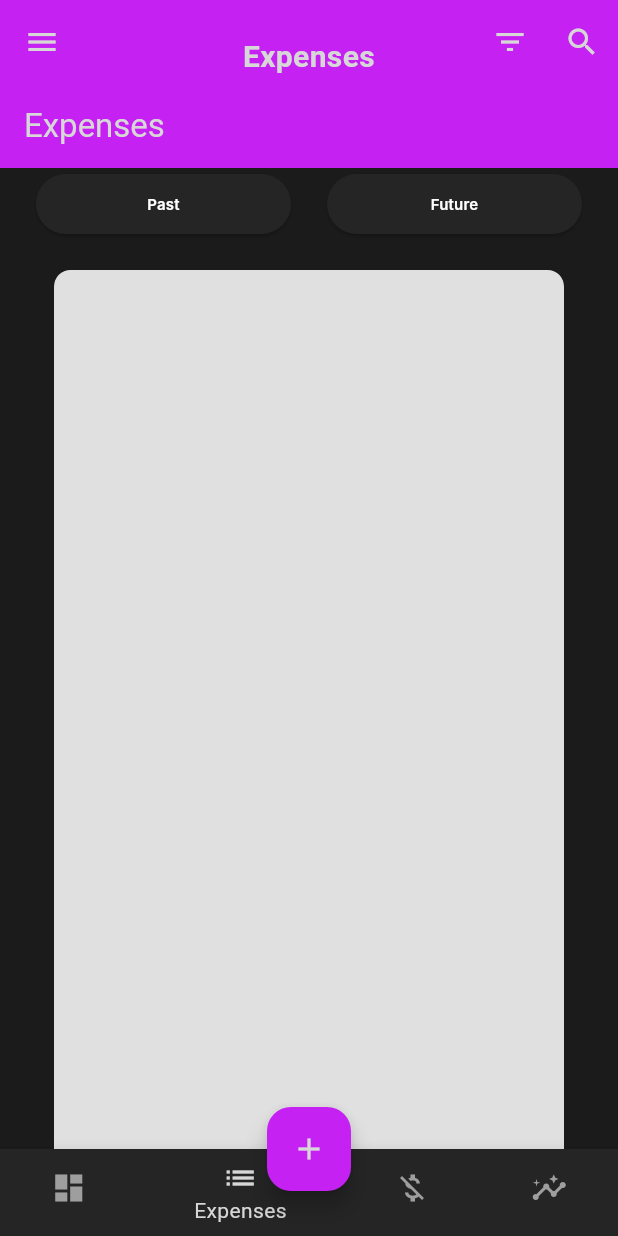
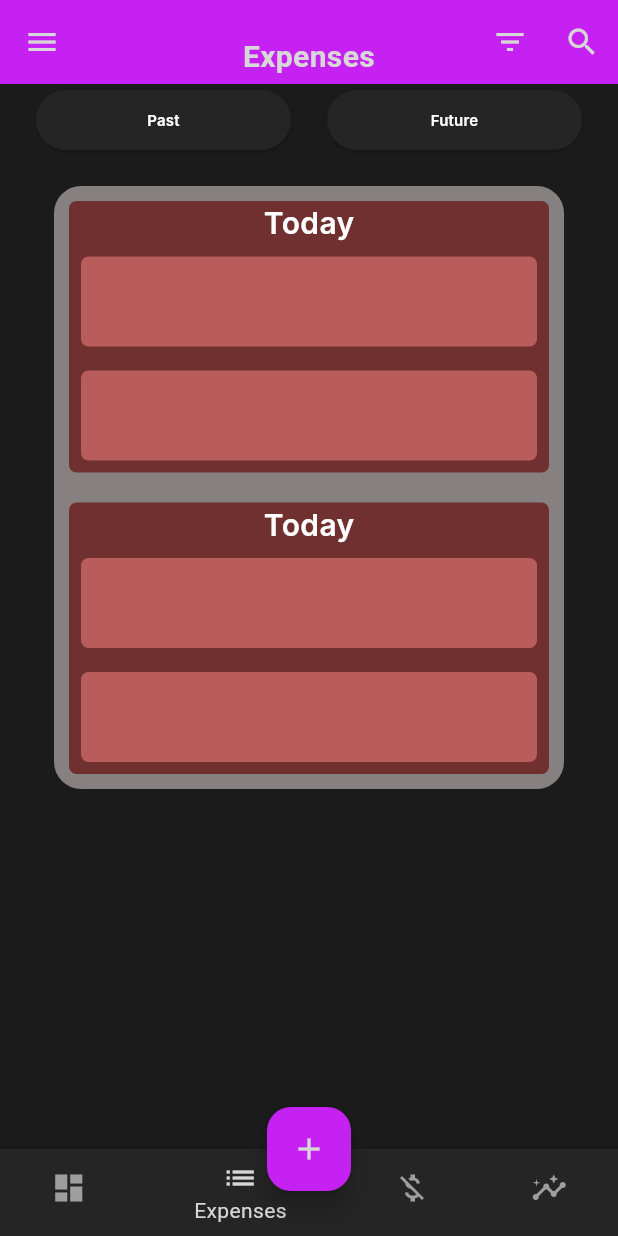
Before and after one commit to SolidCaterpillar/SWEN303-Group-Project-Part-1, a Flutter app: the screen it shows after launch, item 2 of the bottom bar chosen, on a phone screen of 412 x 824 dp. Run offline on Flutter 3.47's test engine with Material 3 defaults, Android fonts, the light colour scheme and no system bars; our stand-ins replace fl_chart; Roboto replaces fonts that are missing (Inter).

Commit message:
Adding Card Styles

```diff
--- a/flutter_prototype/lib/screens/expense_screen.dart
+++ b/flutter_prototype/lib/screens/expense_screen.dart
@@ -8,11 +8,6 @@
   @override
   Widget build(BuildContext context) {
     return Scaffold(
-      appBar: AppBar(
-        title: const Text('Expenses',
-            style: TextStyle(color: AppColors.textPrimary)),
-        backgroundColor: AppColors.primary,
-      ),
       body: SingleChildScrollView(
         child:
             _makeMain(), // Single method to make the main content of expenses
@@ -33,6 +28,7 @@
       ),
     );
   }
+
   Row _makeFutureButton() {
     return Row(
       mainAxisAlignment: MainAxisAlignment.spaceEvenly,
@@ -71,37 +67,74 @@
             ),
           ),
           style: ElevatedButton.styleFrom(
-          foregroundColor: Color(0xFF9A9A9A), // Button color
             fixedSize: Size(170, 40), // Button size
           ),
         ),
       ],
     );
   }
+
+  Padding _makeExpenseCard() {
+    return Padding(
+      padding: const EdgeInsets.all(8.0),
+      child: Container(
+        width: 340,
+        height: 60,
+        decoration: ShapeDecoration(
+          color: Color.fromARGB(255, 185, 92, 92),
+          shape: RoundedRectangleBorder(borderRadius: BorderRadius.circular(5)),
+        ),
+      ),
+    );
+  }
+
+  Container _makeExpenseSection() {
+    return Container(
+      width: 340,
+      decoration: ShapeDecoration(
+        color: Color.fromARGB(255, 112, 48, 48),
+        shape: RoundedRectangleBorder(borderRadius: BorderRadius.circular(5)),
+      ),
+      child: Column(
+        children: [
+          Text(
+            'Today',
+            style: TextStyle(
+              color: Colors.white,
+              fontSize: 20,
+              fontFamily: 'Inter',
+              fontWeight: FontWeight.w600,
+            ),
+          ),
+          _makeExpenseCard(),
+          _makeExpenseCard(),
+        ],
+      ),
+    );
+  }
+
   Container _makeExpenseSheet() {
     return Container(
       width: 340,
-      height: 600,
-      margin: const EdgeInsets.only(top: 20),
+      margin: const EdgeInsets.only(top: 20, bottom: 20),
       decoration: ShapeDecoration(
+        color: Color.fromARGB(255, 134, 128, 128),
         shape: RoundedRectangleBorder(
           borderRadius: BorderRadius.circular(18),
         ),
       ),
       child: Column(
         mainAxisSize: MainAxisSize.min,
-        mainAxisAlignment: MainAxisAlignment.center,
+        mainAxisAlignment: MainAxisAlignment.start,
         crossAxisAlignment: CrossAxisAlignment.center,
         children: [
-          Container(
-            width: 340,
-            height: 600,
-            decoration: ShapeDecoration(
-              color: Color(0xFFE0E0E0),
-              shape: RoundedRectangleBorder(
-                borderRadius: BorderRadius.circular(11),
+          Padding(
+            padding: const EdgeInsets.all(10.0),
+            child: _makeExpenseSection(),
           ),
-            ),
+          Padding(
+            padding: const EdgeInsets.all(10.0),
+            child: _makeExpenseSection(),
           ),
         ],
       ),
```
Lines whose indentation alone changed are shown as unchanged.
